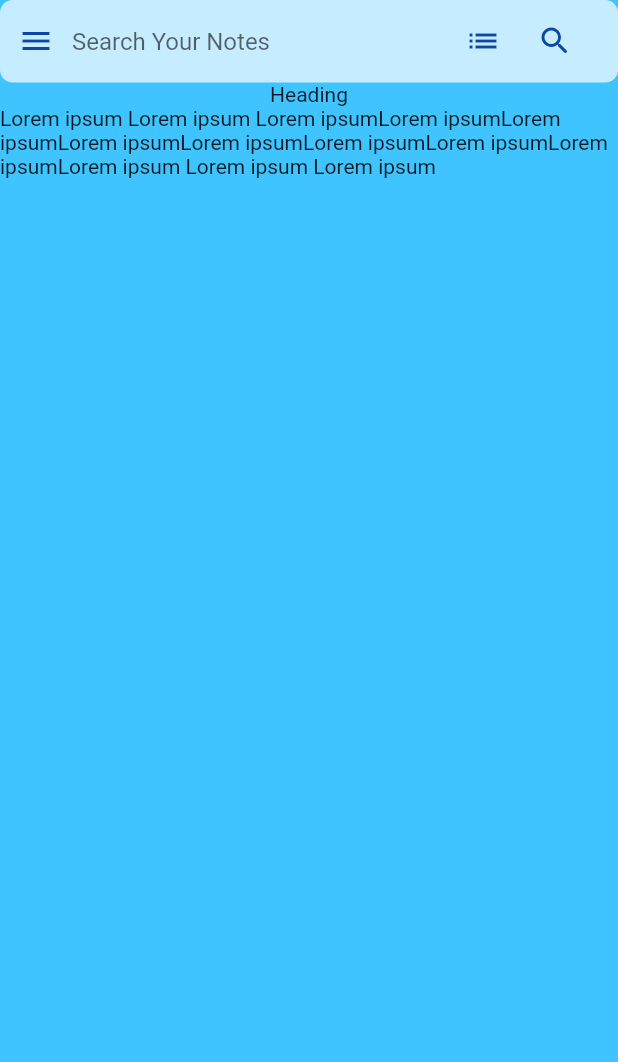
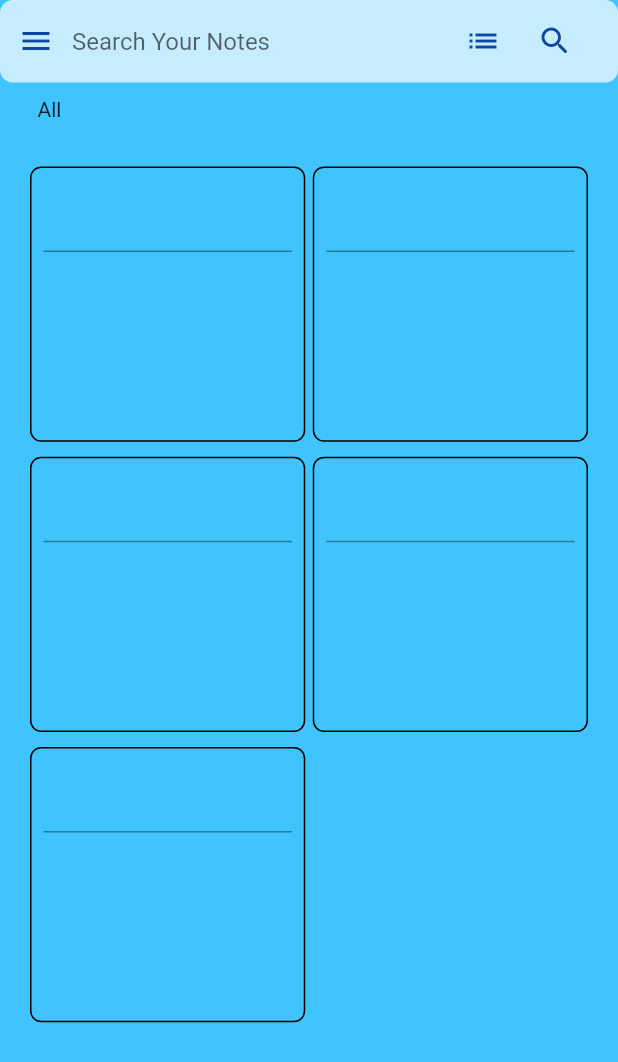
Before and after one commit to ChaurasiaP/fundoo-notes, a Flutter app: the screen it shows after launch, on a phone screen of 412 x 824 dp. Shown: the top 1062 px of the screen. Run offline on Flutter 3.47's test engine with Material 2 defaults, Android fonts, the phone set to English and light mode, and no system bars.

Commit message:
added settings route

```diff
--- a/lib/UI/main_screen.dart
+++ b/lib/UI/main_screen.dart
@@ -1,6 +1,5 @@
 import 'package:flutter/material.dart';
 import 'package:flutter_staggered_grid_view/flutter_staggered_grid_view.dart';
-
 import 'package:fundoo_notes_app/UI/side_menu.dart';
 import 'package:fundoo_notes_app/style/colors.dart';
 
@@ -28,8 +27,10 @@ class _MainRouteState extends State<MainRoute> {
       resizeToAvoidBottomInset: false,
 
       body: SafeArea(
-        child: Column(
-          children: [
+        child: Container(
+          alignment: Alignment.topLeft,
+          child: SingleChildScrollView(
+            child: Column(children: [
               Container(
                 // title bar
                 height: 55,
@@ -48,31 +49,47 @@ class _MainRouteState extends State<MainRoute> {
                 ),
               ),
               Container(
-              child: Column(
-                children: [
-                  Text("Heading"),
-                  Text("Lorem ipsum Lorem ipsum Lorem ipsumLorem ipsumLorem ipsumLorem ipsumLorem ipsumLorem ipsumLorem ipsumLorem ipsumLorem ipsum Lorem ipsum Lorem ipsum")
+                alignment: Alignment.topLeft,
+                margin:
+                    const EdgeInsets.symmetric(horizontal: 25, vertical: 10),
+                child: const Column(
+                  children: [Text("All")],
+                ),
+              ),
+
+
+              GridView.count(
+                shrinkWrap: true,
+                primary: false,
+                padding: const EdgeInsets.all(20),
+                crossAxisSpacing: 5,
+                mainAxisSpacing: 10,
+                crossAxisCount: 2,
+                children: <Widget>[
+
+                  mainScreenSection(),
+                  mainScreenSection(),
+                  mainScreenSection(),
+                  mainScreenSection(),
+                  mainScreenSection(),
                 ],
+              )
+            ]
             ),
-            )
-          ],
-
+          ),
         ),
       ),
     );
   }
 
-
   // user defined widget returning functions
-  Widget _drawerBarIcon() =>
-    IconButton(
+  Widget _drawerBarIcon() => IconButton(
       onPressed: () {
         _drawerKey.currentState!.openDrawer();
       },
       icon: Icon(Icons.menu, color: widgetsColor));
 
-  Widget _searchBar() =>
-    Container(
+  Widget _searchBar() => Container(
         alignment: Alignment.centerLeft,
         height: 55,
         width: 250,
@@ -85,15 +102,32 @@ class _MainRouteState extends State<MainRoute> {
         ),
       );
 
-  Widget _changeViewMode()=>
+  // switch to list/tab view
+  Widget _changeViewMode() =>
+      IconButton(onPressed: () {}, icon: Icon(Icons.list, color: widgetsColor));
 
-    IconButton(
-        onPressed: () {},
-        icon: Icon(Icons.list, color: widgetsColor));
+  Widget _searchButton() => IconButton(
+      onPressed: () {}, icon: Icon(Icons.search_rounded, color: widgetsColor));
 
-  Widget _searchButton() =>
-    IconButton(
-        onPressed: () {},
-        icon: Icon(Icons.search_rounded, color: widgetsColor));
-
+  // notes section on main screen
+  Widget mainScreenSection() =>
+      Container(
+        decoration: BoxDecoration(
+          border: Border.all(color: Colors.black),
+          borderRadius: BorderRadius.circular(7.5)
+        ),
+          padding: const EdgeInsets.all(8),
+          child: const Column(
+            children: [
+              TextField(
+                style: TextStyle(fontSize: 16, fontWeight: FontWeight.bold),
+              ),
+              TextField(
+                decoration: InputDecoration(
+                    border: InputBorder.none
+                ),
+              ),
+            ],
+          )
+      );
 }
--- /dev/null
+++ b/lib/UI/routes/settings.dart
@@ -0,0 +1,15 @@
+import 'package:flutter/material.dart';
+
+class SettingsRoute extends StatelessWidget {
+  const SettingsRoute({super.key});
+
+  @override
+  Widget build(BuildContext context) {
+    return Scaffold(
+      appBar: AppBar(
+        title: const Text("Settings"),
+      ),
+
+    );
+  }
+}
--- a/lib/UI/side_menu.dart
+++ b/lib/UI/side_menu.dart
@@ -1,8 +1,12 @@
+
 import 'package:flutter/material.dart';
+import 'package:fundoo_notes_app/UI/routes/settings.dart';
 import 'package:fundoo_notes_app/style/colors.dart';
 
 class SideMenu extends StatelessWidget {
   const SideMenu({super.key});
+
+  get context => null;
 
   @override
   Widget build(BuildContext context) {
@@ -96,7 +100,9 @@ class SideMenu extends StatelessWidget {
               ))
 
           ),
-          onPressed: (){},
+          onPressed: (){
+            Navigator.push(context, MaterialPageRoute(builder: (context) => const SettingsRoute()));
+          },
           child: const Row(
             mainAxisAlignment: MainAxisAlignment.start,
             children: [
```
Also changed, not shown: lib/UI/expand_notes.dart (added). Lines whose indentation alone changed are shown as unchanged.
